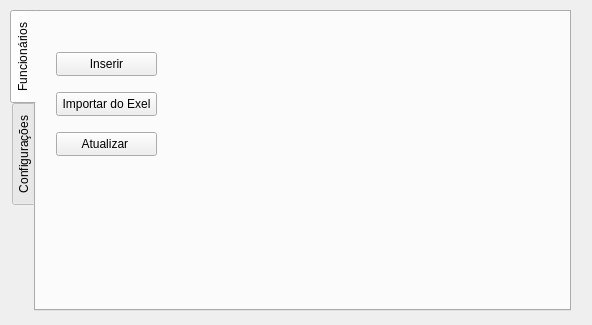
First picture: the form in form.ui, repository selrahcsan/CrachaFacil, before the edit.
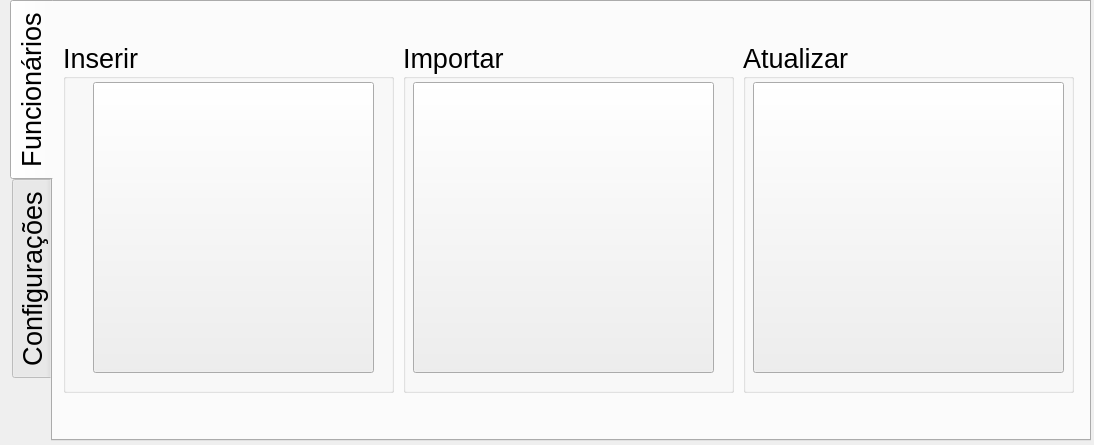
Second picture: the form after the edit. The open tabs and pages were chosen to show the change. Icons and pictures are not drawn.

Commit message: Alterações na interface do projeto

Diff of the .ui file:
```diff
--- a/form.ui
+++ b/form.ui
@@ -6,10 +6,15 @@
    <rect>
     <x>0</x>
     <y>0</y>
-    <width>592</width>
-    <height>325</height>
+    <width>1094</width>
+    <height>445</height>
    </rect>
   </property>
+  <property name="font">
+   <font>
+    <pointsize>20</pointsize>
+   </font>
+  </property>
   <property name="windowTitle">
    <string>Widget</string>
   </property>
@@ -17,16 +22,22 @@
    <property name="geometry">
     <rect>
      <x>10</x>
-     <y>10</y>
-     <width>561</width>
-     <height>301</height>
+     <y>0</y>
+     <width>1081</width>
+     <height>441</height>
     </rect>
    </property>
    <property name="tabPosition">
     <enum>QTabWidget::TabPosition::West</enum>
    </property>
    <property name="currentIndex">
-    <number>0</number>
+    <number>1</number>
+   </property>
+   <property name="iconSize">
+    <size>
+     <width>30</width>
+     <height>30</height>
+    </size>
    </property>
    <widget class="QWidget" name="tab_2">
     <attribute name="title">
@@ -37,52 +48,112 @@
       <rect>
        <x>10</x>
        <y>10</y>
-       <width>511</width>
-       <height>281</height>
+       <width>1011</width>
+       <height>441</height>
       </rect>
      </property>
      <property name="currentIndex">
       <number>2</number>
      </property>
      <widget class="QWidget" name="menu_funcionarios">
-      <widget class="QPushButton" name="inserir_funcionario">
+      <widget class="QGroupBox" name="groupBox">
        <property name="geometry">
         <rect>
-         <x>10</x>
+         <x>0</x>
          <y>30</y>
-         <width>101</width>
-         <height>24</height>
+         <width>331</width>
+         <height>351</height>
         </rect>
        </property>
-       <property name="text">
+       <property name="title">
         <string>Inserir</string>
        </property>
+       <widget class="QPushButton" name="inserir_funcionario">
+        <property name="geometry">
+         <rect>
+          <x>30</x>
+          <y>40</y>
+          <width>281</width>
+          <height>291</height>
+         </rect>
+        </property>
+        <property name="icon">
+         <iconset resource="ImgsResource.qrc">
+          <normaloff>:/PNG/Imgs/portal.png</normaloff>:/PNG/Imgs/portal.png</iconset>
+        </property>
+        <property name="iconSize">
+         <size>
+          <width>256</width>
+          <height>256</height>
+         </size>
+        </property>
+       </widget>
       </widget>
-      <widget class="QPushButton" name="importar_exel">
+      <widget class="QGroupBox" name="groupBox_2">
        <property name="geometry">
         <rect>
-         <x>10</x>
-         <y>70</y>
-         <width>101</width>
-         <height>24</height>
+         <x>340</x>
+         <y>30</y>
+         <width>331</width>
+         <height>351</height>
         </rect>
        </property>
-       <property name="text">
-        <string>Importar do Exel</string>
+       <property name="title">
+        <string>Importar</string>
        </property>
+       <widget class="QPushButton" name="importar_exel">
+        <property name="geometry">
+         <rect>
+          <x>10</x>
+          <y>40</y>
+          <width>301</width>
+          <height>291</height>
+         </rect>
+        </property>
+        <property name="icon">
+         <iconset resource="ImgsResource.qrc">
+          <normaloff>:/PNG/Imgs/excel.png</normaloff>:/PNG/Imgs/excel.png</iconset>
+        </property>
+        <property name="iconSize">
+         <size>
+          <width>256</width>
+          <height>256</height>
+         </size>
+        </property>
+       </widget>
       </widget>
-      <widget class="QPushButton" name="atualizar">
+      <widget class="QGroupBox" name="groupBox_3">
        <property name="geometry">
         <rect>
-         <x>10</x>
-         <y>110</y>
-         <width>101</width>
-         <height>24</height>
+         <x>680</x>
+         <y>30</y>
+         <width>331</width>
+         <height>351</height>
         </rect>
        </property>
-       <property name="text">
-        <string>Atualizar </string>
+       <property name="title">
+        <string>Atualizar</string>
        </property>
+       <widget class="QPushButton" name="atualizar">
+        <property name="geometry">
+         <rect>
+          <x>10</x>
+          <y>40</y>
+          <width>311</width>
+          <height>291</height>
+         </rect>
+        </property>
+        <property name="icon">
+         <iconset resource="ImgsResource.qrc">
+          <normaloff>:/PNG/Imgs/user.png</normaloff>:/PNG/Imgs/user.png</iconset>
+        </property>
+        <property name="iconSize">
+         <size>
+          <width>256</width>
+          <height>256</height>
+         </size>
+        </property>
+       </widget>
       </widget>
      </widget>
      <widget class="QWidget" name="inserir_usuarios">
```
Left out of the diff: 276 changed lines with no effect on the pictures. The commit also changes 1 other file.
